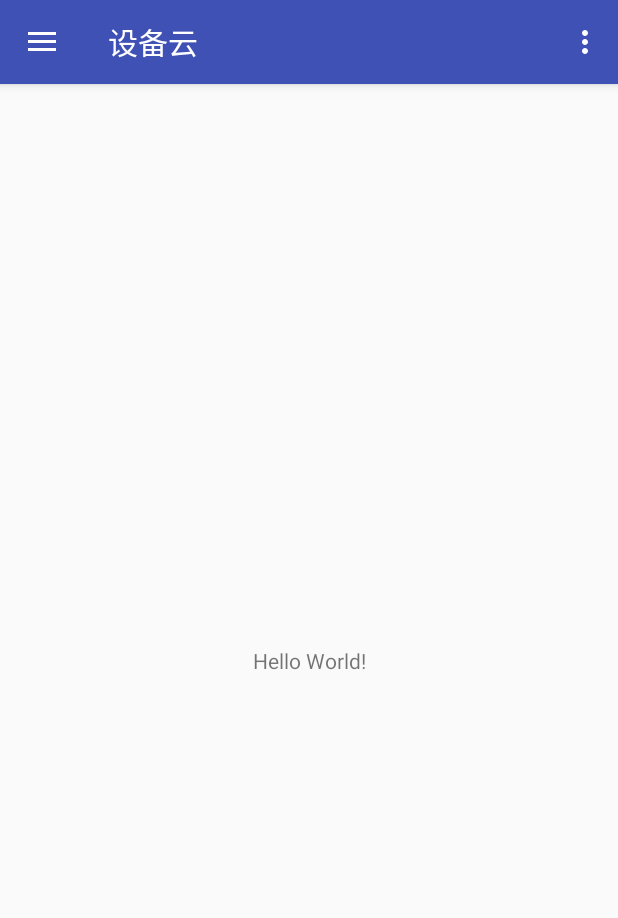
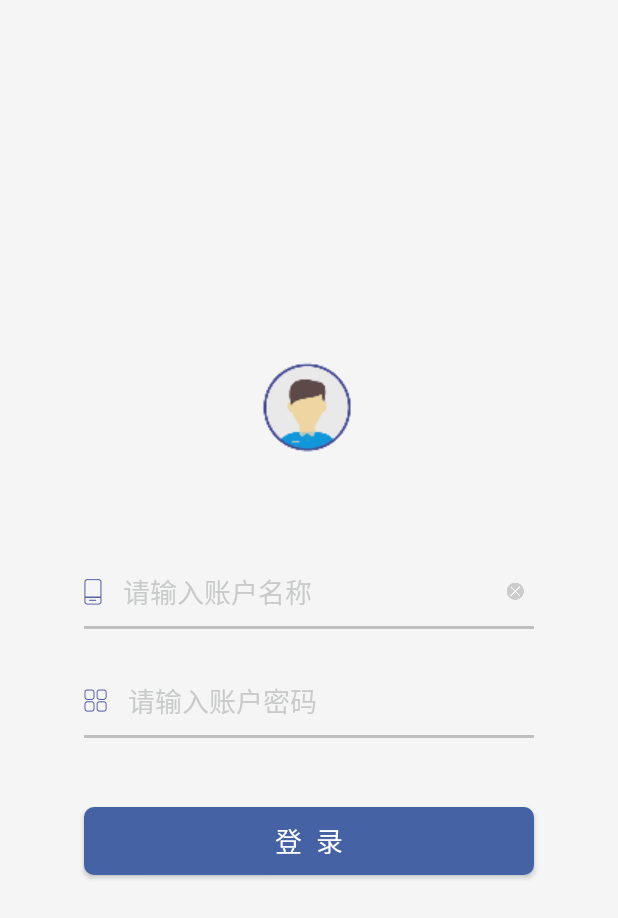
Before and after one commit to newYearsDeng/EquipmentCloud, an Android app: the screen it shows after launch (MainActivity before the commit, LoginActivity after it), on a phone screen of 412 x 824 dp. Shown: the top 918 px of the screen. Run offline under Robolectric (Android 15) with nearby library versions, the phone set to English and light mode, and no system bars; our stand-ins replace ButterKnife; libraries missing offline, so code that uses them is left out: com.lzy.okgo; 18 statements that could not run were skipped.

Commit message:
20181213

```diff
--- a/app/build.gradle
+++ b/app/build.gradle
@@ -28,6 +28,10 @@ dependencies {
     androidTestImplementation 'com.android.support.test:runner:1.0.2'
     androidTestImplementation 'com.android.support.test.espresso:espresso-core:3.0.2'
     implementation files('libs/zxing.jar')
+    compile 'com.lzy.net:okgo:3.0.4'
+    implementation 'com.google.code.gson:gson:2.2.4'
+    //刷新弹窗
+    compile 'com.github.ForgetAll:LoadingDialog:v1.0.4'
     //控件绑定
     compile 'com.jakewharton:butterknife:8.7.0'
     annotationProcessor 'com.jakewharton:butterknife-compiler:8.7.0'
--- /dev/null
+++ b/app/src/main/java/com/northmeter/equipmentcloud/activity/LoginActivity.java
@@ -0,0 +1,60 @@
+package com.northmeter.equipmentcloud.activity;
+
+import android.os.Bundle;
+import android.view.View;
+import android.widget.EditText;
+
+import com.lzy.okgo.OkGo;
+import com.northmeter.equipmentcloud.R;
+import com.northmeter.equipmentcloud.base.BaseActivity;
+
+import butterknife.BindView;
+import butterknife.OnClick;
+
+/**
+ * Created by dyd on 2018/12/13.
+ */
+
+public class LoginActivity extends BaseActivity {
+
+    @BindView(R.id.et_login_name)
+    EditText etLoginName;
+    @BindView(R.id.et_login_passwd)
+    EditText etLoginPasswd;
+
+    @Override
+    protected void onCreate(Bundle savedInstanceState) {
+        super.onCreate(savedInstanceState);
+    }
+
+    @Override
+    protected int getLayoutId() {
+        return R.layout.activity_login;
+    }
+
+    @Override
+    public void initData() {
+        super.initData();
+        etLoginName.setText("");
+        etLoginPasswd.setText("");
+    }
+
+    @OnClick({R.id.et_login_passwd, R.id.btn_login, R.id.iv_delete})
+    public void onViewClicked(View view) {
+        switch (view.getId()) {
+            case R.id.et_login_passwd:
+                break;
+            case R.id.btn_login:
+                getData();
+                break;
+            case R.id.iv_delete:
+                etLoginName.setText("");
+                etLoginPasswd.setText("");
+                break;
+        }
+    }
+
+    private void getData() {
+
+    }
+}
--- a/app/src/main/java/com/northmeter/equipmentcloud/activity/MainActivity.java
+++ b/app/src/main/java/com/northmeter/equipmentcloud/activity/MainActivity.java
@@ -43,7 +43,7 @@ public class MainActivity extends BaseActivity {
     @Override
     public void onBackPressed() {
         DrawerLayout drawer = (DrawerLayout) findViewById(R.id.drawer_layout);
-        if (drawer.isDrawerOpen(GravityCompat.START)) {
+        if (drawer.isDrawerOpen                   (GravityCompat.START)) {
             drawer.closeDrawer(GravityCompat.START);
         } else {
             super.onBackPressed();
--- /dev/null
+++ b/app/src/main/java/com/northmeter/equipmentcloud/activity/WelcomeActivity.java
@@ -0,0 +1,41 @@
+package com.northmeter.equipmentcloud.activity;
+
+
+import android.content.Intent;
+import android.os.Bundle;
+import android.os.Handler;
+
+import com.northmeter.equipmentcloud.R;
+import com.northmeter.equipmentcloud.base.BaseActivity;
+
+/**
+ *欢迎页
+ */
+public class WelcomeActivity extends BaseActivity {
+
+    @Override
+    protected int getLayoutId() {
+        return R.layout.activity_we;
+    }
+
+    @Override
+    protected void onCreate(Bundle savedInstanceState) {
+        super.onCreate(savedInstanceState);
+        new Handler().postDelayed(new Runnable() {
+            @Override
+            public void run() {
+            	try{
+            		startActivity(new Intent(WelcomeActivity.this,LoginActivity.class));
+                    finish();
+            	}catch(Exception e){
+            		startActivity(new Intent(WelcomeActivity.this,LoginActivity.class));
+            		e.printStackTrace();
+            	}
+
+            }
+        }, 2000);
+
+    }
+
+
+}
--- a/app/src/main/java/com/northmeter/equipmentcloud/base/MyApplication.java
+++ b/app/src/main/java/com/northmeter/equipmentcloud/base/MyApplication.java
@@ -10,5 +10,6 @@ public class MyApplication extends Application {
     @Override
     public void onCreate() {
         super.onCreate();
+        new InitOkGo().initOkGo(this);
     }
 }
--- /dev/null
+++ b/app/src/main/res/drawable/login_get_style.xml
@@ -0,0 +1,16 @@
+<selector xmlns:android="http://schemas.android.com/apk/res/android">
+    <item  android:state_pressed="false">
+        <shape android:shape="rectangle">
+            <corners android:radius="5px"/>
+            <solid android:color="@color/color_text_back"/>
+            <size android:width="229px" android:height="74px"/>
+        </shape>
+    </item>
+    <item  android:state_pressed="true">
+        <shape android:shape="rectangle">
+            <corners android:radius="10px"/>
+            <solid android:color="#C9C9CA"/>
+            <size android:width="229px" android:height="74px"/>
+        </shape>
+    </item>
+</selector>
--- /dev/null
+++ b/app/src/main/res/drawable/selector_sure_button_bg.xml
@@ -0,0 +1,17 @@
+<?xml version="1.0" encoding="utf-8"?>
+<selector xmlns:android="http://schemas.android.com/apk/res/android">
+    <item  android:state_pressed="false">
+        <shape android:shape="rectangle">
+            <corners android:radius="10px"/>
+            <solid android:color="@color/color_text_back"/>
+            <size android:width="581px" android:height="91px"/>
+        </shape>
+    </item>
+    <item  android:state_pressed="true">
+        <shape android:shape="rectangle">
+            <corners android:radius="10px"/>
+            <solid android:color="@color/color_little_gray"/>
+            <size android:width="581px" android:height="91px"/>
+        </shape>
+    </item>
+</selector>
--- /dev/null
+++ b/app/src/main/res/layout/activity_login.xml
@@ -0,0 +1,129 @@
+<?xml version="1.0" encoding="utf-8"?>
+<LinearLayout xmlns:android="http://schemas.android.com/apk/res/android"
+              android:id="@+id/ll_login_bg"
+              android:layout_width="match_parent"
+              android:layout_height="match_parent"
+              android:gravity="center"
+              android:background="@color/color_main_back"
+              android:fitsSystemWindows="true"
+              android:orientation="vertical">
+    <!--Logo-->
+    <ImageView
+        android:id="@+id/iv_login_logo"
+        android:layout_width="70dp"
+        android:layout_height="62dp"
+        android:layout_alignParentBottom="true"
+        android:layout_centerHorizontal="true"
+        android:layout_gravity="center_horizontal"
+        android:layout_marginBottom="70dp"
+        android:src="@mipmap/icon_login_user" />
+    <!--账号框-->
+    <RelativeLayout
+        android:id="@+id/relative_acount"
+        android:layout_width="300dp"
+        android:layout_height="45dp"
+        android:layout_marginLeft="35dp"
+        android:layout_marginRight="35dp">
+
+        <ImageView
+            android:id="@+id/icon_tel"
+            android:layout_alignParentLeft="true"
+            android:layout_centerVertical="true"
+            android:layout_width="wrap_content"
+            android:layout_height="wrap_content"
+            android:src="@mipmap/icon_login_tel"/>
+        <EditText
+            android:id="@+id/et_login_name"
+            android:layout_toRightOf="@+id/icon_tel"
+            android:layout_toLeftOf="@+id/iv_delete"
+            android:layout_width="match_parent"
+            android:layout_height="match_parent"
+            android:layout_gravity="center"
+            android:layout_marginLeft="14dp"
+            android:layout_marginRight="14dp"
+            android:background="@null"
+            android:hint="请输入账户名称"
+            android:inputType="text"
+            android:lines="1"
+            android:text=""
+            android:textColor="@color/black"
+            android:textColorHint="#c9caca"/>
+
+        <ImageView
+            android:id="@+id/iv_delete"
+            android:layout_width="wrap_content"
+            android:layout_height="wrap_content"
+            android:layout_gravity="center_vertical"
+            android:layout_alignParentRight="true"
+            android:layout_centerVertical="true"
+            android:layout_marginRight="10px"
+            android:src="@mipmap/icon_delete"/>
+
+    </RelativeLayout>
+    <TextView
+        android:layout_width="300dp"
+        android:layout_height="2dp"
+        android:background="@color/color_little_gray"
+        />
+
+    <!--密码框-->
+    <RelativeLayout
+        android:layout_width="300dp"
+        android:layout_height="45dp"
+        android:layout_marginLeft="35dp"
+        android:layout_marginRight="35dp"
+        android:layout_marginTop="25dp"
+        >
+        <ImageView
+            android:id="@+id/icon_check"
+            android:layout_alignParentLeft="true"
+            android:layout_centerVertical="true"
+            android:layout_width="wrap_content"
+            android:layout_height="wrap_content"
+            android:src="@mipmap/icon_login_check"/>
+        <EditText
+            android:id="@+id/et_login_passwd"
+            android:layout_width="match_parent"
+            android:layout_height="match_parent"
+            android:layout_gravity="center"
+            android:layout_toRightOf="@+id/icon_check"
+            android:layout_toLeftOf="@+id/to_get_code"
+            android:layout_marginLeft="14dp"
+            android:background="@null"
+            android:inputType="textPassword"
+            android:text=""
+            android:textColor="@color/black"
+            android:hint="请输入账户密码"
+            android:textColorHint="#c9caca"/>
+
+        <Button
+            android:visibility="gone"
+            android:id="@+id/to_get_code"
+            android:layout_width="wrap_content"
+            android:layout_height="74px"
+            android:layout_alignParentRight="true"
+            android:textSize="13sp"
+            android:textColor="@color/black"
+            android:text="获取验证码"
+            android:layout_centerVertical="true"
+            android:background="@drawable/login_get_style" />
+    </RelativeLayout>
+    <TextView
+        android:layout_width="300dp"
+        android:layout_height="2dp"
+        android:background="@color/color_little_gray"
+        />
+
+    <!--登录-->
+    <Button
+        android:id="@+id/btn_login"
+        android:layout_width="300dp"
+        android:layout_height="45dp"
+        android:layout_alignParentStart="true"
+        android:layout_alignParentTop="true"
+        android:layout_marginTop="46dp"
+        android:background="@drawable/selector_sure_button_bg"
+        android:text="登  录"
+        android:textSize="18sp" />
+
+</LinearLayout>
--- a/build.gradle
+++ b/build.gradle
@@ -19,6 +19,7 @@ allprojects {
     repositories {
         google()
         jcenter()
+        maven { url "https://jitpack.io" }
     }
 }
 
```
Also changed, not shown: app/src/main/AndroidManifest.xml (+7 -3 lines), app/src/main/java/com/northmeter/equipmentcloud/base/API.java (added, +81 -0 lines), app/src/main/java/com/northmeter/equipmentcloud/base/InitOkGo.java (added, +126 -0 lines), app/src/main/java/com/northmeter/equipmentcloud/base/WebServiceUtils.java (added, +50 -0 lines), app/src/main/java/com/northmeter/equipmentcloud/http/DialogCallback.java (added, +81 -0 lines), app/src/main/java/com/northmeter/equipmentcloud/http/JsonCallback.java (added, +91 -0 lines), app/src/main/res/layout/activity_we.xml (added, +14 -0 lines), app/src/main/res/mipmap-xxhdpi/icon_delete.png (added), app/src/main/res/mipmap-xxhdpi/icon_login_check.png (added), app/src/main/res/mipmap-xxhdpi/icon_login_tel.png (added), app/src/main/res/mipmap-xxhdpi/icon_login_user.png (added).
